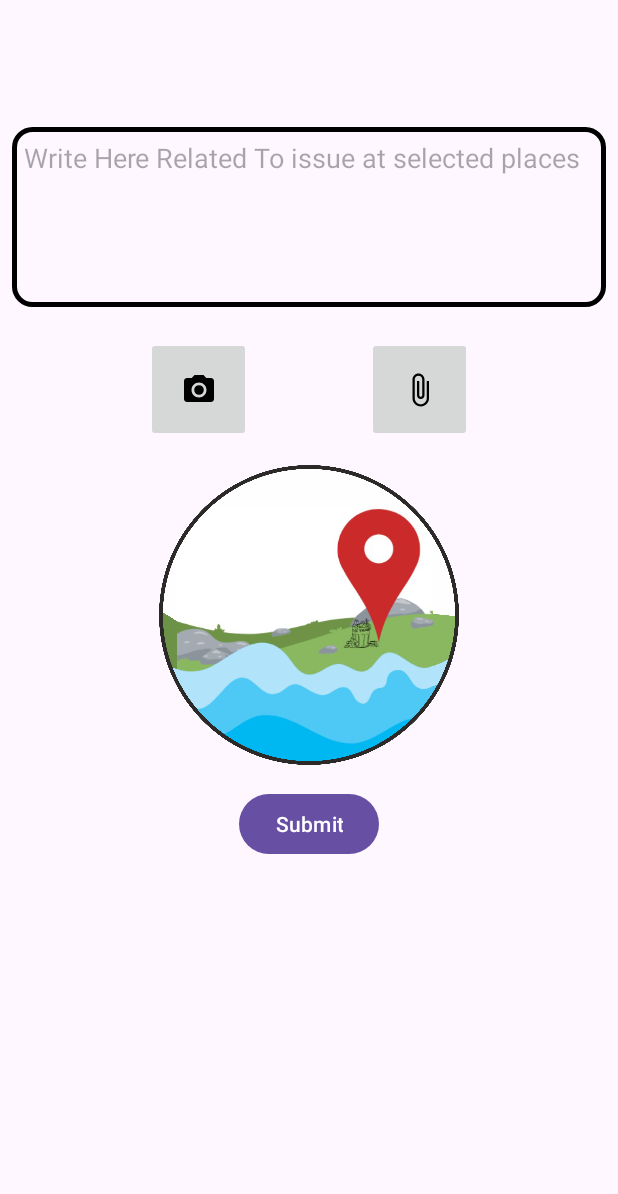
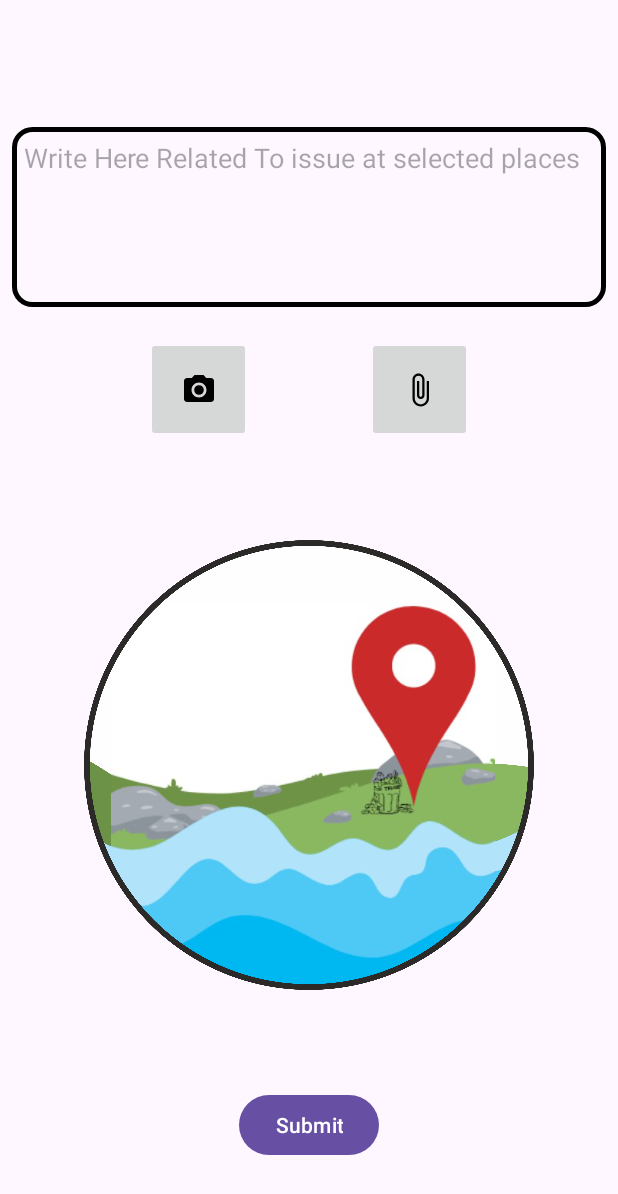
Before and after one commit to jaydip015/Aqua-Insight, an Android app: the NewRaiseActivty screen opened directly, with no data from a screen before it, on a phone screen of 412 x 824 dp. Shown: the top 1194 px of the screen. Run offline under Robolectric (Android 15) with nearby library versions, the phone set to English and light mode, and no system bars.

Commit message:
Small change in design

```diff
--- a/app/src/main/res/layout/activity_new_raise_activty.xml
+++ b/app/src/main/res/layout/activity_new_raise_activty.xml
@@ -56,13 +56,14 @@
         app:layout_constraintEnd_toStartOf="@id/simage"
         app:layout_constraintTop_toBottomOf="@id/issueET"/>
     <ImageView
-        android:layout_width="200dp"
-        android:layout_height="200dp"
+        android:layout_width="300dp"
+        android:layout_height="300dp"
         android:id="@+id/prevIMG"
         android:layout_marginEnd="15dp"
         android:layout_marginStart="15dp"
+        android:layout_marginTop="15dp"
         android:src="@drawable/logo"
-        android:layout_marginTop="15dp"
+        app:layout_constraintBottom_toTopOf="@id/submit"
         app:layout_constraintStart_toStartOf="parent"
         app:layout_constraintEnd_toEndOf="parent"
         app:layout_constraintTop_toBottomOf="@id/ocamera"
@@ -75,8 +76,8 @@
         android:layout_marginEnd="15dp"
         android:layout_marginStart="15dp"
         android:layout_marginTop="15dp"
+        app:layout_constraintBottom_toBottomOf="parent"
         app:layout_constraintStart_toStartOf="parent"
         app:layout_constraintEnd_toEndOf="parent"
         app:layout_constraintTop_toBottomOf="@id/prevIMG"/>
-
 </androidx.constraintlayout.widget.ConstraintLayout>
```
